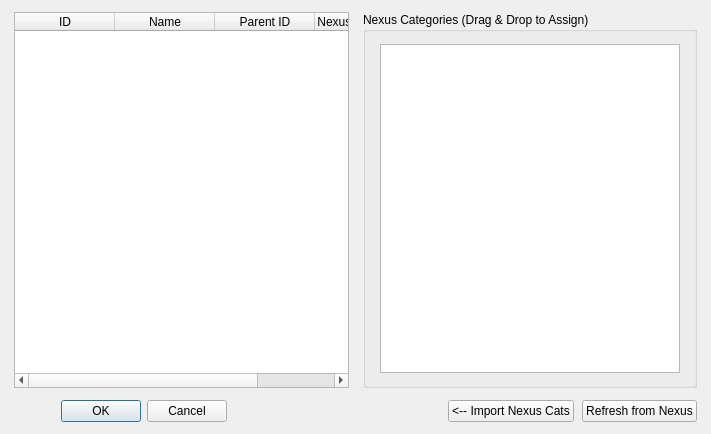
First picture: the form in source/modorganizer/src/categoriesdialog.ui, repository ArialSenki/MO2-Revamped, before the edit.
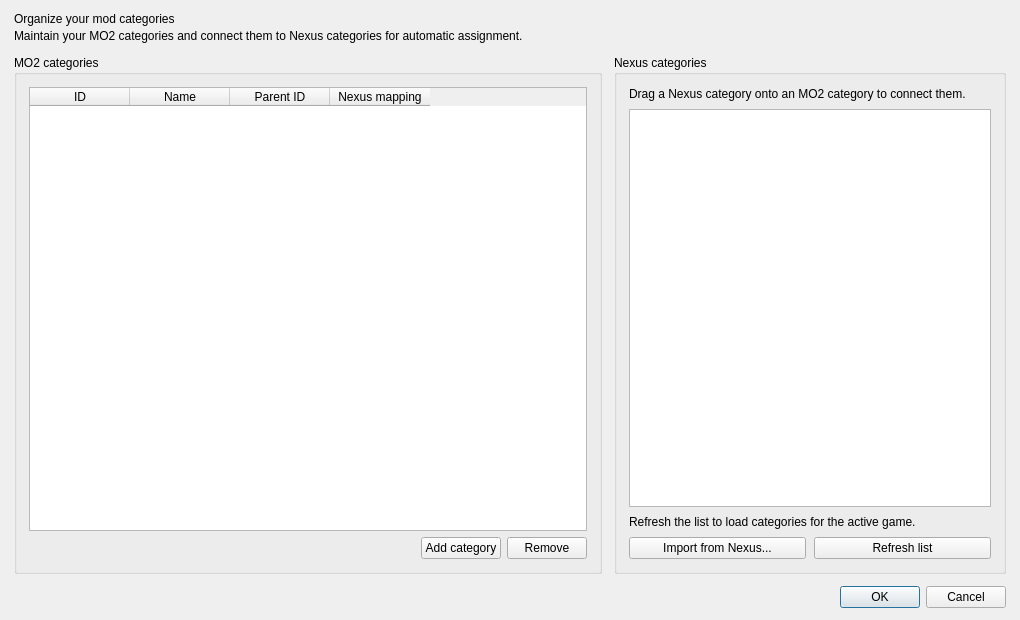
Second picture: the form after the edit. Custom widgets are drawn as their Qt base class.

What changed in the file:
```diff
--- a/source/modorganizer/src/categoriesdialog.ui
+++ b/source/modorganizer/src/categoriesdialog.ui
@@ -3,186 +3,132 @@
  <class>CategoriesDialog</class>
  <widget class="QDialog" name="CategoriesDialog">
   <property name="geometry">
-   <rect>
-    <x>0</x>
-    <y>0</y>
-    <width>711</width>
-    <height>434</height>
-   </rect>
+   <rect><x>0</x><y>0</y><width>1020</width><height>620</height></rect>
   </property>
   <property name="windowTitle">
    <string>Categories</string>
   </property>
   <layout class="QVBoxLayout" name="verticalLayout">
-   <property name="leftMargin">
-    <number>14</number>
-   </property>
-   <property name="topMargin">
-    <number>12</number>
-   </property>
-   <property name="rightMargin">
-    <number>14</number>
-   </property>
-   <property name="bottomMargin">
-    <number>12</number>
-   </property>
-   <property name="spacing">
-    <number>12</number>
-   </property>
+   <property name="leftMargin"><number>14</number></property>
+   <property name="topMargin"><number>12</number></property>
+   <property name="rightMargin"><number>14</number></property>
+   <property name="bottomMargin"><number>12</number></property>
+   <property name="spacing"><number>12</number></property>
+   <item>
+    <layout class="QVBoxLayout" name="introLayout">
+     <property name="spacing"><number>3</number></property>
+     <item>
+      <widget class="QLabel" name="dialogHeading">
+       <property name="text"><string>Organize your mod categories</string></property>
+      </widget>
+     </item>
+     <item>
+      <widget class="QLabel" name="dialogDescription">
+       <property name="text"><string>Maintain your MO2 categories and connect them to Nexus categories for automatic assignment.</string></property>
+       <property name="wordWrap"><bool>true</bool></property>
+      </widget>
+     </item>
+    </layout>
+   </item>
    <item>
     <layout class="QHBoxLayout" name="contentLayout">
-     <property name="spacing">
-      <number>14</number>
-     </property>
+     <property name="spacing"><number>12</number></property>
      <item>
-      <widget class="CategoriesTable" name="categoriesTable">
+      <widget class="QGroupBox" name="localCategoriesCard">
        <property name="sizePolicy">
-        <sizepolicy hsizetype="Expanding" vsizetype="Expanding">
-         <horstretch>0</horstretch>
-         <verstretch>0</verstretch>
-        </sizepolicy>
+        <sizepolicy hsizetype="Expanding" vsizetype="Expanding"><horstretch>3</horstretch><verstretch>0</verstretch></sizepolicy>
        </property>
-       <property name="contextMenuPolicy">
-        <enum>Qt::CustomContextMenu</enum>
-       </property>
-       <property name="acceptDrops">
-        <bool>true</bool>
-       </property>
-       <property name="dragEnabled">
-        <bool>false</bool>
-       </property>
-       <property name="dragDropOverwriteMode">
-        <bool>false</bool>
-       </property>
-       <property name="dragDropMode">
-        <enum>QAbstractItemView::DropOnly</enum>
-       </property>
-       <property name="defaultDropAction">
-        <enum>Qt::IgnoreAction</enum>
-       </property>
-       <property name="selectionMode">
-        <enum>QAbstractItemView::SingleSelection</enum>
-       </property>
-       <property name="selectionBehavior">
-        <enum>QAbstractItemView::SelectRows</enum>
-       </property>
-       <property name="gridStyle">
-        <enum>Qt::DashLine</enum>
-       </property>
-       <property name="sortingEnabled">
-        <bool>true</bool>
-       </property>
-       <property name="wordWrap">
-        <bool>false</bool>
-       </property>
-       <attribute name="horizontalHeaderVisible">
-        <bool>true</bool>
-       </attribute>
-       <attribute name="horizontalHeaderMinimumSectionSize">
-        <number>26</number>
-       </attribute>
-       <attribute name="horizontalHeaderDefaultSectionSize">
-        <number>100</number>
-       </attribute>
-       <attribute name="horizontalHeaderHighlightSections">
-        <bool>true</bool>
-       </attribute>
-       <attribute name="horizontalHeaderStretchLastSection">
-        <bool>false</bool>
-       </attribute>
-       <attribute name="verticalHeaderVisible">
-        <bool>true</bool>
-       </attribute>
-       <column>
-        <property name="text">
-         <string>ID</string>
-        </property>
-        <property name="toolTip">
-         <string>Internal ID for the category.</string>
-        </property>
-        <property name="whatsThis">
-         <string>Internal ID for the category. The categories a mod belongs to are stored by this ID. It is recommended you use new IDs for categories you add instead of re-using existing ones.</string>
-        </property>
-       </column>
-       <column>
-        <property name="text">
-         <string>Name</string>
-        </property>
-        <property name="toolTip">
-         <string>The display name of the category.</string>
-        </property>
-        <property name="whatsThis">
-         <string>The display name of the category.</string>
-        </property>
-       </column>
-       <column>
-        <property name="text">
-         <string>Parent ID</string>
-        </property>
-        <property name="toolTip">
-         <string>If set, the category is defined as a sub-category of another one. Parent ID needs to be a valid category ID.</string>
-        </property>
-       </column>
-       <column>
-        <property name="text">
-         <string>Nexus Categories</string>
-        </property>
-        <property name="toolTip">
-         <string>Comma-Separated list of Nexus IDs to be matched to the internal ID.</string>
-        </property>
-        <property name="whatsThis">
-         <string>
-                &lt;!DOCTYPE HTML PUBLIC &quot;-//W3C//DTD HTML 4.0//EN&quot; &quot;http://www.w3.org/TR/REC-html40/strict.dtd&quot;&gt;
-                &lt;html&gt;&lt;head&gt;&lt;meta name=&quot;qrichtext&quot; content=&quot;1&quot; /&gt;&lt;style type=&quot;text/css&quot;&gt;
-                p, li { white-space: pre-wrap; }
-                &lt;/style&gt;&lt;/head&gt;&lt;body style=&quot; font-family:'MS Shell Dlg 2'; font-size:8.25pt; font-weight:400; font-style:normal;&quot;&gt;
-                &lt;p style=&quot; margin-top:0px; margin-bottom:0px; margin-left:0px; margin-right:0px; -qt-block-indent:0; text-indent:0px;&quot;&gt;&lt;span style=&quot; font-size:8pt;&quot;&gt;You can match one or multiple nexus categories to an internal ID. Whenever you download a mod from a Nexus Page, Mod Organizer will try to resolve the category defined on the Nexus to one available in MO.&lt;/span&gt;&lt;/p&gt;
-                &lt;p style=&quot;-qt-paragraph-type:empty; margin-top:0px; margin-bottom:0px; margin-left:0px; margin-right:0px; -qt-block-indent:0; text-indent:0px; font-size:8pt;&quot;&gt;&lt;/p&gt;
-                &lt;p style=&quot; margin-top:0px; margin-bottom:0px; margin-left:0px; margin-right:0px; -qt-block-indent:0; text-indent:0px;&quot;&gt;&lt;span style=&quot; font-size:8pt;&quot;&gt;To find out a category id used by the nexus, visit the categories list of the nexus page and hover over the links there.&lt;/span&gt;&lt;/p&gt;&lt;/body&gt;&lt;/html&gt;
-              </string>
-        </property>
-       </column>
+       <property name="title"><string>MO2 categories</string></property>
+       <layout class="QVBoxLayout" name="localCategoriesLayout">
+        <property name="leftMargin"><number>12</number></property>
+        <property name="topMargin"><number>12</number></property>
+        <property name="rightMargin"><number>12</number></property>
+        <property name="bottomMargin"><number>12</number></property>
+        <item>
+         <widget class="CategoriesTable" name="categoriesTable">
+          <property name="sizePolicy">
+           <sizepolicy hsizetype="Expanding" vsizetype="Expanding"><horstretch>0</horstretch><verstretch>0</verstretch></sizepolicy>
+          </property>
+          <property name="contextMenuPolicy"><enum>Qt::CustomContextMenu</enum></property>
+          <property name="acceptDrops"><bool>true</bool></property>
+          <property name="dragEnabled"><bool>false</bool></property>
+          <property name="dragDropOverwriteMode"><bool>false</bool></property>
+          <property name="dragDropMode"><enum>QAbstractItemView::DropOnly</enum></property>
+          <property name="defaultDropAction"><enum>Qt::IgnoreAction</enum></property>
+          <property name="selectionMode"><enum>QAbstractItemView::SingleSelection</enum></property>
+          <property name="selectionBehavior"><enum>QAbstractItemView::SelectRows</enum></property>
+          <property name="gridStyle"><enum>Qt::NoPen</enum></property>
+          <property name="sortingEnabled"><bool>true</bool></property>
+          <property name="wordWrap"><bool>false</bool></property>
+          <attribute name="horizontalHeaderVisible"><bool>true</bool></attribute>
+          <attribute name="horizontalHeaderMinimumSectionSize"><number>26</number></attribute>
+          <attribute name="horizontalHeaderDefaultSectionSize"><number>100</number></attribute>
+          <attribute name="horizontalHeaderHighlightSections"><bool>false</bool></attribute>
+          <attribute name="horizontalHeaderStretchLastSection"><bool>false</bool></attribute>
+          <attribute name="verticalHeaderVisible"><bool>true</bool></attribute>
+          <column>
+           <property name="text"><string>ID</string></property>
+           <property name="toolTip"><string>MO2's internal ID for this category.</string></property>
+           <property name="whatsThis"><string>Mods store their category assignments by this ID. Use a new ID when adding a category.</string></property>
+          </column>
+          <column>
+           <property name="text"><string>Name</string></property>
+           <property name="toolTip"><string>Name shown for this category in MO2.</string></property>
+          </column>
+          <column>
+           <property name="text"><string>Parent ID</string></property>
+           <property name="toolTip"><string>Set a valid MO2 category ID to make this a subcategory.</string></property>
+          </column>
+          <column>
+           <property name="text"><string>Nexus mapping</string></property>
+           <property name="toolTip"><string>Nexus categories that will map to this MO2 category.</string></property>
+         </column>
+        </widget>
+       </item>
+       <item>
+        <layout class="QHBoxLayout" name="localCategoryActionsLayout">
+         <item>
+          <spacer name="localCategoryActionsSpacer">
+           <property name="orientation"><enum>Qt::Horizontal</enum></property>
+           <property name="sizeHint" stdset="0"><size><width>40</width><height>20</height></size></property>
+          </spacer>
+         </item>
+         <item>
+          <widget class="QPushButton" name="addCategoryButton">
+           <property name="toolTip"><string>Add a new MO2 category to the table.</string></property>
+           <property name="text"><string>Add category</string></property>
+          </widget>
+         </item>
+         <item>
+          <widget class="QPushButton" name="removeCategoryButton">
+           <property name="toolTip"><string>Remove the selected MO2 category.</string></property>
+           <property name="text"><string>Remove</string></property>
+          </widget>
+         </item>
+        </layout>
+       </item>
+       </layout>
       </widget>
      </item>
      <item>
       <widget class="QGroupBox" name="groupBox">
        <property name="sizePolicy">
-        <sizepolicy hsizetype="Preferred" vsizetype="Expanding">
-         <horstretch>0</horstretch>
-         <verstretch>0</verstretch>
-        </sizepolicy>
+        <sizepolicy hsizetype="Preferred" vsizetype="Expanding"><horstretch>2</horstretch><verstretch>0</verstretch></sizepolicy>
        </property>
-       <property name="maximumSize">
-        <size>
-         <width>16777215</width>
-         <height>16777215</height>
-        </size>
-       </property>
-       <property name="toolTip">
-        <string>Drag &amp; drop nexus categories from this pane onto the target category on the left.</string>
-       </property>
-       <property name="layoutDirection">
-        <enum>Qt::LeftToRight</enum>
-       </property>
-       <property name="title">
-        <string>Nexus Categories (Drag &amp;&amp; Drop to Assign)</string>
-       </property>
-       <layout class="QVBoxLayout" name="verticalLayout_2">
-        <property name="leftMargin">
-         <number>14</number>
-        </property>
-        <property name="topMargin">
-         <number>12</number>
-        </property>
-        <property name="rightMargin">
-         <number>14</number>
-        </property>
-        <property name="bottomMargin">
-         <number>12</number>
-        </property>
-        <property name="spacing">
-         <number>8</number>
-        </property>
+       <property name="minimumSize"><size><width>300</width><height>0</height></size></property>
+       <property name="title"><string>Nexus categories</string></property>
+       <layout class="QVBoxLayout" name="nexusCategoriesLayout">
+        <property name="leftMargin"><number>12</number></property>
+        <property name="topMargin"><number>12</number></property>
+        <property name="rightMargin"><number>12</number></property>
+        <property name="bottomMargin"><number>12</number></property>
+        <property name="spacing"><number>8</number></property>
+        <item>
+         <widget class="QLabel" name="nexusInstructions">
+          <property name="text"><string>Drag a Nexus category onto an MO2 category to connect them.</string></property>
+          <property name="wordWrap"><bool>true</bool></property>
+         </widget>
+        </item>
         <item>
          <widget class="QListWidget" name="nexusCategoryList">
           <property name="sizePolicy">
@@ -199,6 +145,29 @@
           </property>
          </widget>
         </item>
+        <item>
+         <widget class="QLabel" name="nexusStatus">
+          <property name="text"><string>Refresh the list to load categories for the active game.</string></property>
+          <property name="wordWrap"><bool>true</bool></property>
+         </widget>
+        </item>
+        <item>
+         <layout class="QHBoxLayout" name="nexusActionsLayout">
+          <property name="spacing"><number>8</number></property>
+          <item>
+           <widget class="QPushButton" name="nexusImportButton">
+            <property name="text"><string>Import from Nexus...</string></property>
+            <property name="toolTip"><string>Add the categories currently listed here to your MO2 category list.</string></property>
+           </widget>
+          </item>
+          <item>
+           <widget class="QPushButton" name="nexusRefresh">
+            <property name="text"><string>Refresh list</string></property>
+            <property name="toolTip"><string>Load the latest category list for the active game from Nexus.</string></property>
+           </widget>
+          </item>
+         </layout>
+        </item>
        </layout>
       </widget>
      </item>
@@ -206,53 +175,14 @@
    </item>
    <item>
     <layout class="QHBoxLayout" name="actionsLayout">
-     <property name="spacing">
-      <number>8</number>
-     </property>
+     <item><spacer name="actionsSpacer">
+      <property name="orientation"><enum>Qt::Horizontal</enum></property>
+      <property name="sizeHint" stdset="0"><size><width>40</width><height>20</height></size></property>
+     </spacer></item>
      <item>
       <widget class="QDialogButtonBox" name="buttonBox">
-       <property name="orientation">
-        <enum>Qt::Horizontal</enum>
-       </property>
-       <property name="standardButtons">
-        <set>QDialogButtonBox::Cancel|QDialogButtonBox::Ok</set>
-       </property>
-      </widget>
-     </item>
-     <item>
-     <spacer name="actionsSpacer">
-      <property name="orientation">
-       <enum>Qt::Horizontal</enum>
-      </property>
-      <property name="sizeType">
-       <enum>QSizePolicy::Expanding</enum>
-      </property>
-      <property name="sizeHint" stdset="0">
-        <size>
-         <width>40</width>
-         <height>20</height>
-        </size>
-       </property>
-      </spacer>
-     </item>
-     <item>
-      <widget class="QPushButton" name="nexusImportButton">
-       <property name="sizePolicy">
-        <sizepolicy hsizetype="Minimum" vsizetype="Fixed">
-         <horstretch>0</horstretch>
-         <verstretch>0</verstretch>
-        </sizepolicy>
-       </property>
-       <property name="text">
-        <string>&lt;-- Import Nexus Cats</string>
-       </property>
-      </widget>
-     </item>
-     <item>
-      <widget class="QPushButton" name="nexusRefresh">
-       <property name="text">
-        <string>Refresh from Nexus</string>
-       </property>
+       <property name="orientation"><enum>Qt::Horizontal</enum></property>
+       <property name="standardButtons"><set>QDialogButtonBox::Cancel|QDialogButtonBox::Ok</set></property>
       </widget>
      </item>
     </layout>
@@ -260,11 +190,7 @@
   </layout>
  </widget>
  <customwidgets>
-  <customwidget>
-   <class>CategoriesTable</class>
-   <extends>QTableWidget</extends>
-   <header>categoriestable.h</header>
-  </customwidget>
+  <customwidget><class>CategoriesTable</class><extends>QTableWidget</extends><header>categoriestable.h</header></customwidget>
  </customwidgets>
  <resources/>
  <connections>
```
Left out of the diff: 49 changed lines with no effect on the pictures.
